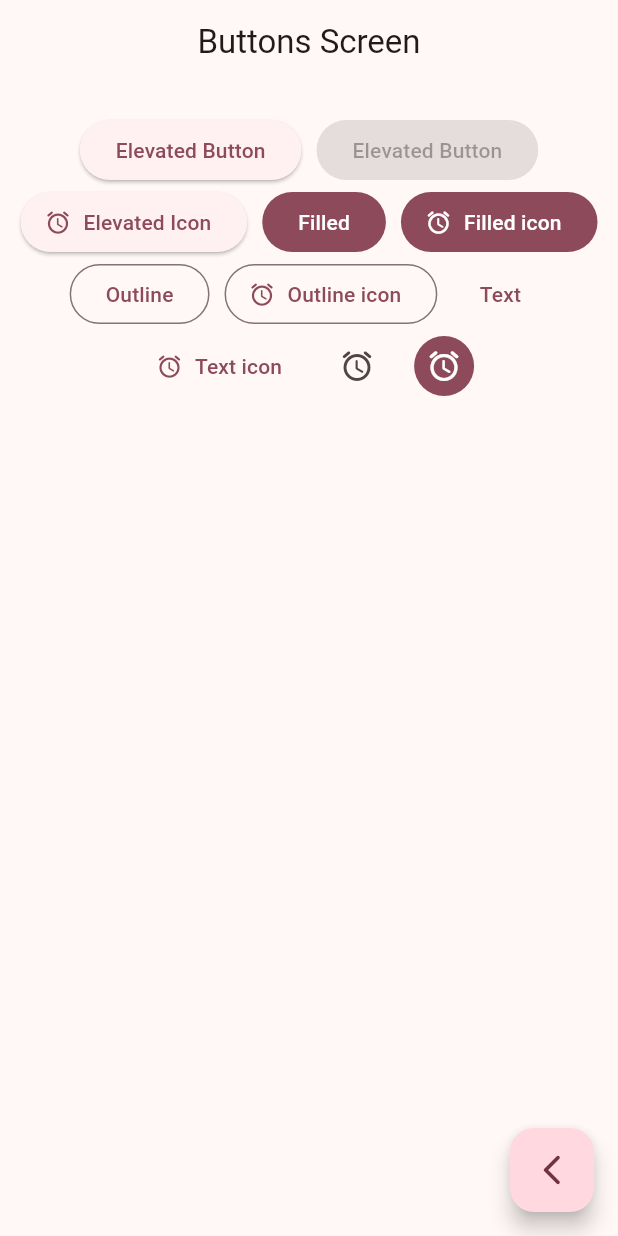
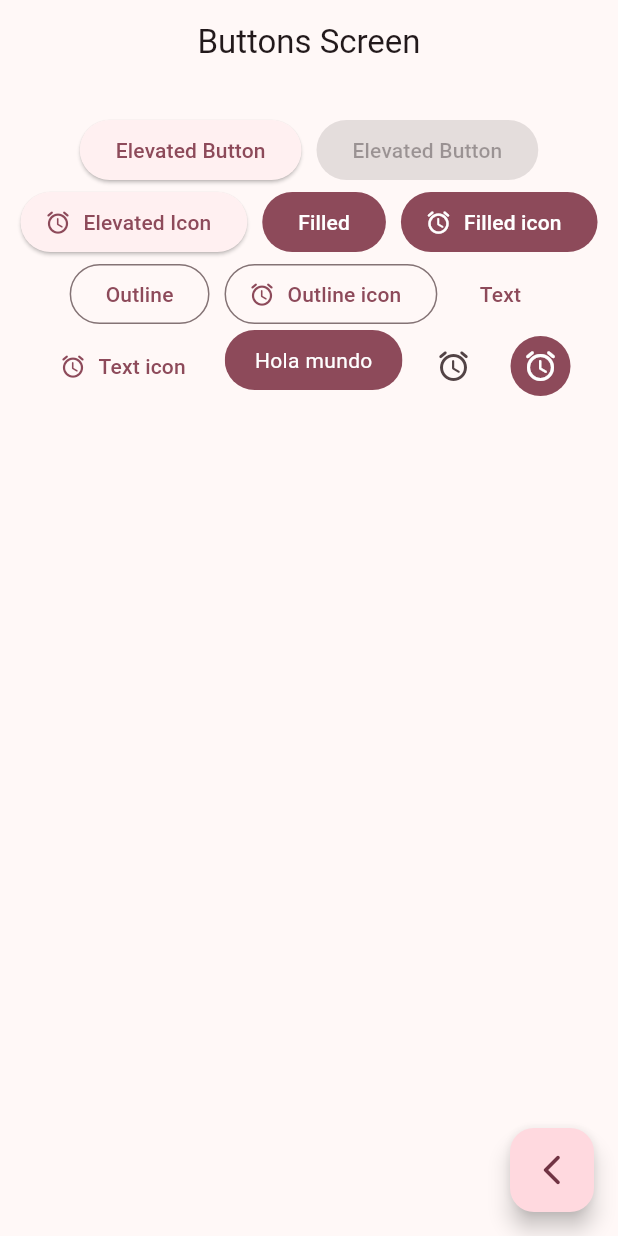
Before and after one commit to Pierou20181h057/widgets_app, a Flutter app: the ButtonsScreen screen opened by its route, on a phone screen of 412 x 824 dp. Run offline on Flutter 3.47's test engine with Material 2 defaults, Android fonts, the phone set to English and light mode, and no system bars; our stand-ins replace go_router.

Commit message:
buttons screen finish

```diff
--- a/lib/presentation/screens/buttons/buttons_screen.dart
+++ b/lib/presentation/screens/buttons/buttons_screen.dart
@@ -56,6 +56,9 @@ class _ButtonsView extends StatelessWidget {
               TextButton(onPressed: (){}, child: const Text('Text')),
               TextButton.icon(onPressed: (){}, icon: const Icon(Icons.access_alarms_rounded),
               label: const Text('Text icon')),
+
+              const CustomButton(),
+
               IconButton(onPressed: (){}, icon: const Icon(Icons.access_alarms_rounded)),
               IconButton(onPressed: (){}, icon: const Icon(Icons.access_alarms_rounded),
               style: ButtonStyle(
@@ -68,3 +71,27 @@ class _ButtonsView extends StatelessWidget {
     );
   }
 }
+
+class CustomButton extends StatelessWidget {
+  const CustomButton({super.key});
+
+  @override
+  Widget build(BuildContext context) {
+    final colors = Theme.of(context).colorScheme;
+    return ClipRRect(
+      borderRadius: BorderRadius.circular(20),
+      child: Material(
+        color: colors.primary,
+        child: InkWell(
+          onTap: (){
+
+          },
+          child: Padding(
+            padding: EdgeInsets.symmetric(horizontal: 20, vertical: 10),
+            child: Text('Hola mundo', style: TextStyle(color: Colors.white),)
+            ),
+        ),
+      ),
+    );
+  }
+}
--- a/lib/presentation/screens/home/home_screen.dart
+++ b/lib/presentation/screens/home/home_screen.dart
@@ -1,8 +1,6 @@
 import 'package:flutter/material.dart';
 import 'package:go_router/go_router.dart';
 import 'package:widgets_app/config/menu/menu_item.dart';
-import 'package:widgets_app/presentation/screens/buttons/buttons_screen.dart';
-import 'package:widgets_app/presentation/screens/cards/cards_screen.dart';
 
 class HomeScreen extends StatelessWidget {
   static const String name = 'home_screen';
```
